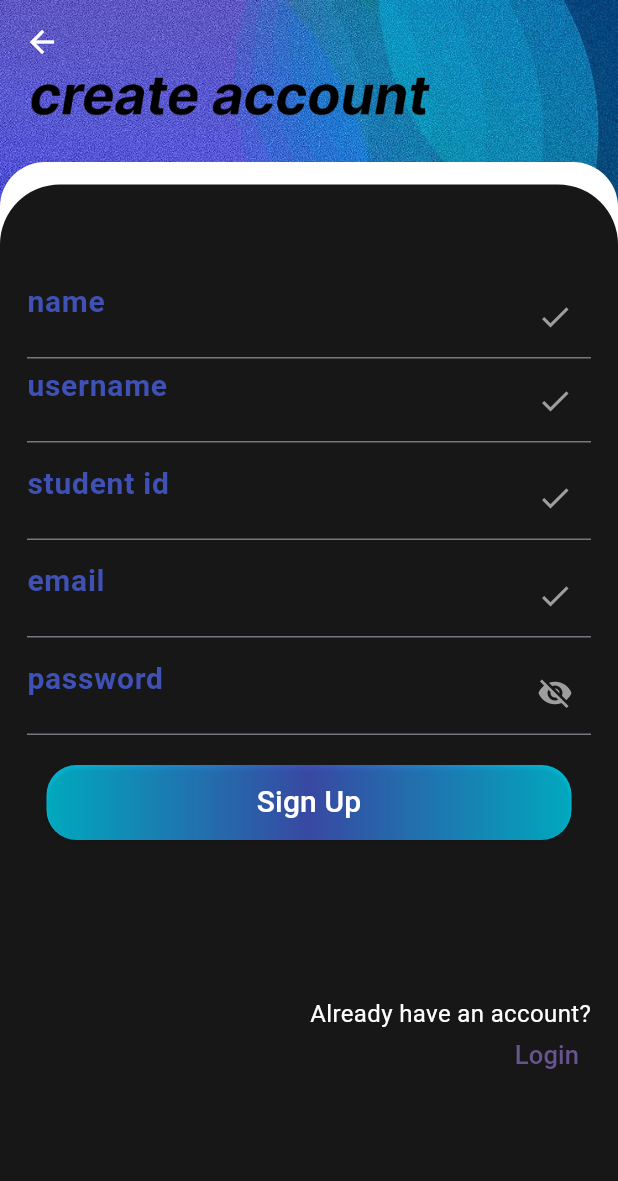
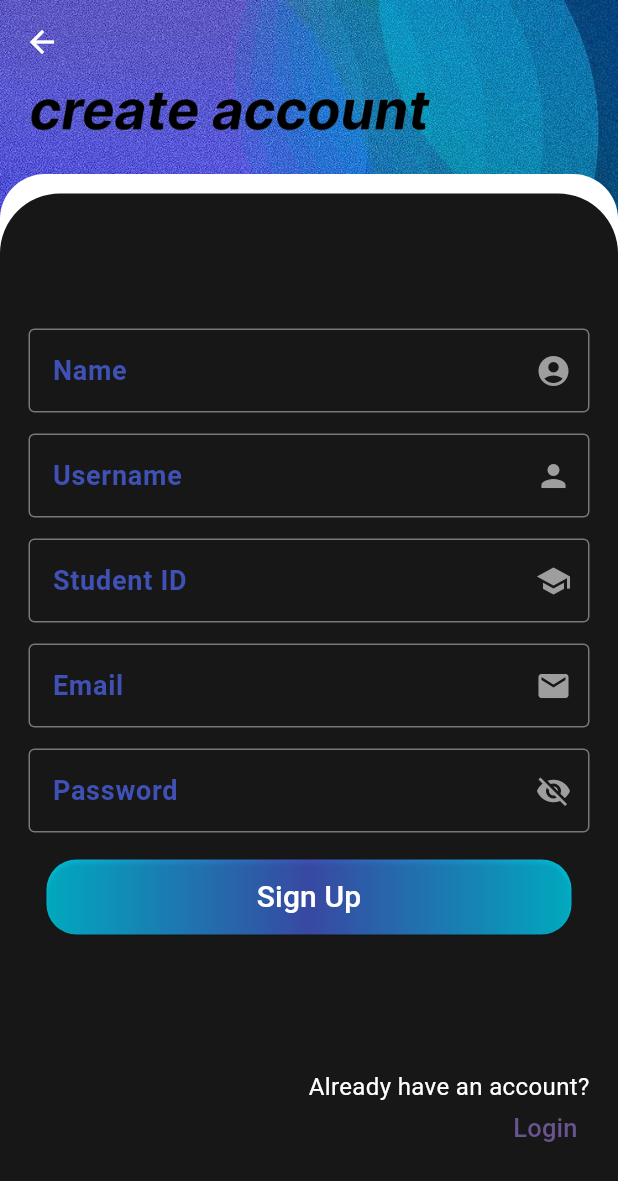
Before and after one commit to nforoutann/unisphere-management-app, a Flutter app: the screen it shows after launch, after a tap on "Sign Up", on a phone screen of 412 x 824 dp. Shown: the top 1181 px of the screen. Run offline on Flutter 3.47's test engine with Material 3 defaults, Android fonts, the light colour scheme and no system bars.

Commit message:
feat: frontend got more beautiful

```diff
--- a/frontend/lib/screens/login-screen.dart
+++ b/frontend/lib/screens/login-screen.dart
@@ -68,8 +68,9 @@ class _LoginScreenState extends State<LoginScreen> {
                       ),
                       controller: _usernameController,
                       decoration: InputDecoration(
+                        border: OutlineInputBorder(),
                         suffixIcon: const Icon(
-                          Icons.check,
+                          Icons.person,
                           color: Colors.grey,
                         ),
                         label: Transform.translate(
@@ -85,6 +86,7 @@ class _LoginScreenState extends State<LoginScreen> {
                         ),
                       ),
                     ),
+                    SizedBox(height: 20),
                     TextField(
                       style:const TextStyle(
                         color: Colors.white,
@@ -92,6 +94,7 @@ class _LoginScreenState extends State<LoginScreen> {
                       controller: _passwordController,
                       obscureText: !_isPasswordVisible,
                       decoration: InputDecoration(
+                        border: OutlineInputBorder(),
                         suffixIcon: IconButton(
                           icon: Icon(
                             _isPasswordVisible ? Icons.visibility : Icons.visibility_off,
@@ -133,7 +136,7 @@ class _LoginScreenState extends State<LoginScreen> {
                         ),
                       ),
                     ),
-                    const SizedBox(height: 40),
+                    const SizedBox(height: 17),
                     Transform.translate(
                       offset: Offset(0, 10),
                       child: MyElevatedButton(
--- a/frontend/lib/screens/signup-screen.dart
+++ b/frontend/lib/screens/signup-screen.dart
@@ -1,4 +1,3 @@
-import 'package:flutter/cupertino.dart';
 import 'package:flutter/material.dart';
 import 'package:frontend/screens/login-screen.dart';
 import 'package:frontend/widgets/custom-scaffold.dart';
@@ -19,7 +18,16 @@ class _SignUpScreenState extends State<SignUpScreen> {
   final TextEditingController _idController = TextEditingController();
 
   bool _isPasswordVisible = false;
-  bool _isPasswordVisibleConfirm = false;
+
+  @override
+  void dispose() {
+    _usernameController.dispose();
+    _emailController.dispose();
+    _passwordController.dispose();
+    _nameController.dispose();
+    _idController.dispose();
+    super.dispose();
+  }
 
   @override
   Widget build(BuildContext context) {
@@ -29,19 +37,17 @@ class _SignUpScreenState extends State<SignUpScreen> {
     return CustomScaffold(
       child: Stack(
         children: [
-          if(!isKeyboardOpen)...{
-            Transform.translate(
-              offset: const Offset(18, -137),
+          if (!isKeyboardOpen)
+            Positioned(
+              top: -127,
+              left: 18,
               child: Image.asset(
                 'assets/images/createAccount.png',
                 width: 270,
                 height: 295,
               ),
             ),
-          },
-          Transform.translate(
-            offset: Offset(0, -8),
-            child: Padding(
+          Padding(
             padding: EdgeInsets.only(top: isKeyboardOpen ? 0 : 60),
             child: Container(
               decoration: const BoxDecoration(
@@ -55,9 +61,8 @@ class _SignUpScreenState extends State<SignUpScreen> {
               width: double.infinity,
             ),
           ),
-          ),
           Padding(
-            padding: EdgeInsets.only(top: isKeyboardOpen ? 7 : 67),
+            padding: EdgeInsets.only(top: isKeyboardOpen ? 8 : 73),
             child: Container(
               decoration: const BoxDecoration(
                 borderRadius: BorderRadius.only(
@@ -69,145 +74,26 @@ class _SignUpScreenState extends State<SignUpScreen> {
               height: double.infinity,
               width: double.infinity,
               child: Padding(
-                padding: const EdgeInsets.symmetric(horizontal: 18.0),
+                padding: const EdgeInsets.symmetric(horizontal: 19.0),
                 child: SingleChildScrollView(
                   padding: EdgeInsets.only(bottom: keyboardHeight),
                   child: Column(
                     mainAxisAlignment: MainAxisAlignment.center,
                     children: [
-                      SizedBox(height: isKeyboardOpen ? 20 : 60),
-                      TextField(
-                        style: const TextStyle(
-                          color: Colors.white,
-                        ),
-                        controller: _nameController,
-                        decoration: InputDecoration(
-                          suffixIcon: const Icon(
-                            Icons.check,
-                            color: Colors.grey,
-                          ),
-                          label: Transform.translate(
-                            offset: const Offset(0, -10),
-                            child: const Text(
-                              'name',
-                              style: TextStyle(
-                                fontWeight: FontWeight.bold,
-                                color: Colors.indigo,
-                                fontSize: 20,
-                              ),
-                            ),
-                          ),
-                        ),
-                      ),
-                      TextField(
-                        style: const TextStyle(
-                          color: Colors.white,
-                        ),
-                        controller: _usernameController,
-                        decoration: InputDecoration(
-                          suffixIcon: const Icon(
-                            Icons.check,
-                            color: Colors.grey,
-                          ),
-                          label: Transform.translate(
-                            offset: const Offset(0, -10),
-                            child: const Text(
-                              'username',
-                              style: TextStyle(
-                                fontWeight: FontWeight.bold,
-                                color: Colors.indigo,
-                                fontSize: 20,
-                              ),
-                            ),
-                          ),
-                        ),
-                      ),
-                      const SizedBox(height: 9),
-                      TextField(
-                        style: const TextStyle(
-                          color: Colors.white,
-                        ),
-                        controller: _idController,
-                        decoration: InputDecoration(
-                          suffixIcon: const Icon(
-                            Icons.check,
-                            color: Colors.grey,
-                          ),
-                          label: Transform.translate(
-                            offset: const Offset(0, -10),
-                            child: const Text(
-                              'student id',
-                              style: TextStyle(
-                                fontWeight: FontWeight.bold,
-                                color: Colors.indigo,
-                                fontSize: 20,
-                              ),
-                            ),
-                          ),
-                        ),
-                      ),
-                      const SizedBox(height: 9),
-                      TextField(
-                        style: const TextStyle(
-                          color: Colors.white,
-                        ),
-                        controller: _emailController,
-                        decoration: InputDecoration(
-                          suffixIcon: const Icon(
-                            Icons.check,
-                            color: Colors.grey,
-                          ),
-                          label: Transform.translate(
-                            offset: const Offset(0, -10),
-                            child: const Text(
-                              'email',
-                              style: TextStyle(
-                                fontWeight: FontWeight.bold,
-                                color: Colors.indigo,
-                                fontSize: 20,
-                              ),
-                            ),
-                          ),
-                        ),
-                      ),
-                      const SizedBox(height: 9),
-                      TextField(
-                        style: const TextStyle(
-                          color: Colors.white,
-                        ),
-                        controller: _passwordController,
-                        obscureText: !_isPasswordVisible,
-                        decoration: InputDecoration(
-                          suffixIcon: IconButton(
-                            icon: Icon(
-                              _isPasswordVisible ? Icons.visibility : Icons.visibility_off,
-                              color: Colors.grey,
-                            ),
+                      SizedBox(height: isKeyboardOpen ? 30 : 90),
+                      _buildTextField(_nameController, 'Name', Icons.account_circle),
+                      const SizedBox(height: 10),
+                      _buildTextField(_usernameController, 'Username', Icons.person),
+                      const SizedBox(height: 10),
+                      _buildTextField(_idController, 'Student ID', Icons.school),
+                      const SizedBox(height: 10),
+                      _buildTextField(_emailController, 'Email', Icons.email),
+                      const SizedBox(height: 10),
+                      _buildPasswordField(_passwordController, 'Password'),
+                      const SizedBox(height: 14),
+                      MyElevatedButton(
                         onPressed: () {
-                              setState(() {
-                                _isPasswordVisible = !_isPasswordVisible;
-                              });
-                            },
-                          ),
-                          label: Transform.translate(
-                            offset: const Offset(0, -10),
-                            child: const Text(
-                              'password',
-                              style: TextStyle(
-                                fontWeight: FontWeight.bold,
-                                color: Colors.indigo,
-                                fontSize: 20,
-                              ),
-                            ),
-                          ),
-                        ),
-                      ),
-                      const SizedBox(height: 14),
-                      Transform.translate(
-                        offset: const Offset(0, 6),
-                        child: MyElevatedButton(
-                          onPressed: () {
-                            // TODO: Implement login functionality
+                          // TODO: Implement sign-up functionality
                         },
                         child: const Text(
                           'Sign Up',
@@ -217,9 +103,8 @@ class _SignUpScreenState extends State<SignUpScreen> {
                           ),
                         ),
                       ),
-                      ),
-                      const SizedBox(height: 110),
-                      if (!isKeyboardOpen) ...[
+                      const SizedBox(height: 90),
+                      if (!isKeyboardOpen)
                         Align(
                           alignment: Alignment.bottomRight,
                           child: Column(
@@ -235,9 +120,9 @@ class _SignUpScreenState extends State<SignUpScreen> {
                               ),
                               TextButton(
                                 style: TextButton.styleFrom(
-                                  padding: const EdgeInsets.symmetric(horizontal: 8.0, vertical: 4.0), // Adjust the padding as needed
-                                  minimumSize: const Size(0, 0), // Set the minimum size if needed
-                                  tapTargetSize: MaterialTapTargetSize.shrinkWrap, // Reduce the tap target size
+                                  padding: const EdgeInsets.symmetric(horizontal: 8.0, vertical: 4.0),
+                                  minimumSize: const Size(0, 0),
+                                  tapTargetSize: MaterialTapTargetSize.shrinkWrap,
                                 ),
                                 onPressed: () {
                                   Navigator.push(
@@ -257,7 +142,6 @@ class _SignUpScreenState extends State<SignUpScreen> {
                             ],
                           ),
                         )
-                      ]
                     ],
                   ),
                 ),
@@ -268,4 +152,74 @@ class _SignUpScreenState extends State<SignUpScreen> {
       ),
     );
   }
+
+  Widget _buildTextField(TextEditingController controller, String label, IconData icon) {
+    return SizedBox(
+      height: 60,
+      child: TextField(
+        style: const TextStyle(
+          color: Colors.white,
+          fontSize: 16,
+        ),
+        controller: controller,
+        decoration: InputDecoration(
+          contentPadding: const EdgeInsets.symmetric(vertical: 16.0, horizontal: 12.0),
+          border: const OutlineInputBorder(),
+          suffixIcon: Icon(
+            icon,
+            color: Colors.grey,
+            size: 24,
+          ),
+          labelText: label,
+          labelStyle: const TextStyle(
+            fontWeight: FontWeight.bold,
+            color: Colors.indigo,
+            fontSize: 18,
+          ),
+        ),
+        onChanged: (text) {
+          print('Text in $label: $text'); // Add debug print to monitor text changes
+        },
+      ),
+    );
   }
+
+  Widget _buildPasswordField(TextEditingController controller, String label) {
+    return SizedBox(
+      height: 60,
+      child: TextField(
+        style: const TextStyle(
+          color: Colors.white,
+          fontSize: 16,
+        ),
+        controller: controller,
+        obscureText: !_isPasswordVisible,
+        decoration: InputDecoration(
+          contentPadding: const EdgeInsets.symmetric(vertical: 16.0, horizontal: 12.0),
+          border: const OutlineInputBorder(),
+          suffixIcon: IconButton(
+            icon: Icon(
+              _isPasswordVisible ? Icons.visibility : Icons.visibility_off,
+              color: Colors.grey,
+              size: 24,
+            ),
+            onPressed: () {
+              setState(() {
+                _isPasswordVisible = !_isPasswordVisible;
+              });
+            },
+          ),
+          labelText: label,
+          labelStyle: const TextStyle(
+            fontWeight: FontWeight.bold,
+            color: Colors.indigo,
+            fontSize: 18,
+          ),
+        ),
+        onChanged: (text) {
+          print('Text in $label: $text'); // Add debug print to monitor text changes
+        },
+      ),
+    );
+  }
+}
--- a/frontend/lib/screens/welcome-screen.dart
+++ b/frontend/lib/screens/welcome-screen.dart
@@ -20,7 +20,7 @@ class welcomeScreen extends StatelessWidget{
                 child: SizedBox(
                   child: Image.asset(
                     'assets/images/logo.png',
-                    width: 100,
+                    width: 120,
                     height: 200,
                   ),
                 ),
```
Also changed, not shown: frontend/pubspec.lock. Lines whose indentation alone changed are shown as unchanged.
